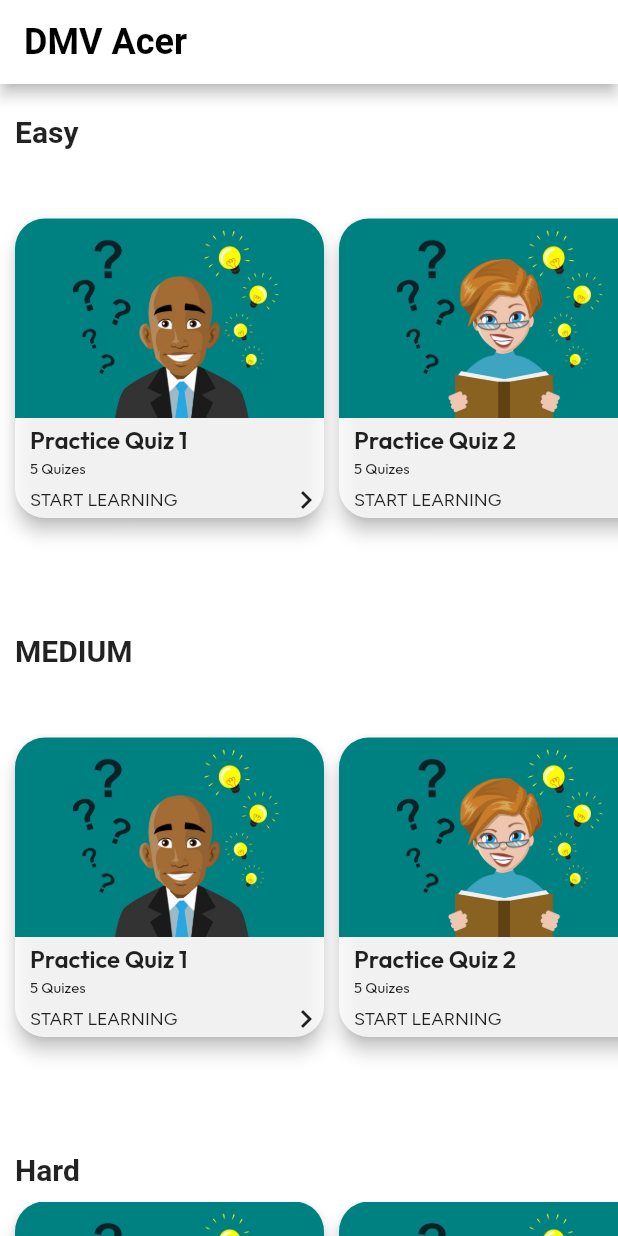
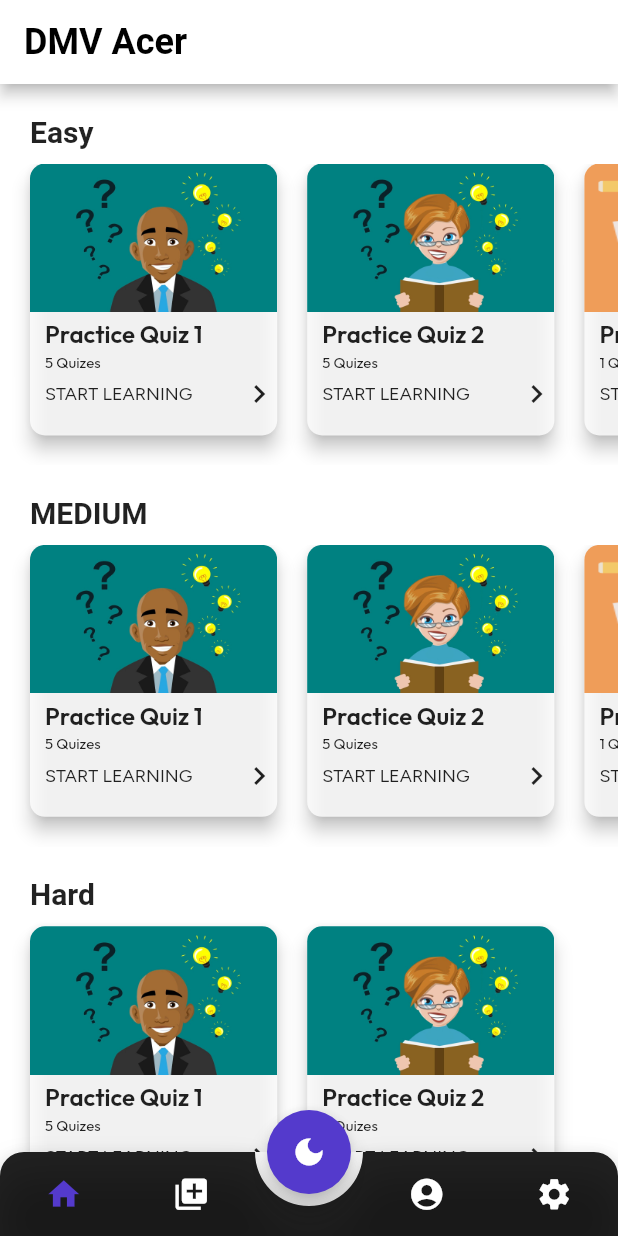
Before and after one commit to MJI-Abir/Drive-TestPal, a Flutter app: the screen it shows after launch, on a phone screen of 412 x 824 dp. Run offline on Flutter 3.47's test engine with Material 2 defaults, Android fonts, the phone set to English and light mode, and no system bars; drawn by our look-alikes of animated_bottom_navigation_bar; our stand-ins replace awesome_snackbar_content, bloc, flutter_bloc, font_awesome_flutter, google_fonts, rflutter_alert and 1 more; Roboto replaces fonts that are missing (Barriecito).

Commit message:
bottom navigation bar done

```diff
--- a/lib/screens/question_category/models/question_category_model.dart
+++ b/lib/core/models/question_category_model.dart
@@ -1,5 +1,5 @@
 
-import '../../../core/utils/enum.dart';
+import '../utils/enum.dart';
 
 class QuestionCategoryModel{
   final String title;
--- a/lib/core/utils/constants.dart
+++ b/lib/core/utils/constants.dart
@@ -8,6 +8,7 @@ const kInactiveCardColor = Color(0x100c353b);
 const kAppBarColor = Colors.transparent;
 const kOptionDefaultColor = Colors.black12;
 const kButtonColor = Color(0xFF1C3971);
+const kActiveColor = Color(0xFF543ACC);
 
 const kBorderRadius = 10.0;
 const kLabelTextStyle = TextStyle(
@@ -60,11 +61,6 @@ const kButtonPadding = EdgeInsets.symmetric(vertical: 0.0, horizontal: 15.0);
 
 const kDefaultPadding = 10.0;
 
-const kBMITextStyle = TextStyle(
-  fontSize: 100.0,
-  fontWeight: FontWeight.bold,
-);
-
 const kBodyTextStyle = TextStyle(
   fontSize: 22.0,
 );
@@ -72,3 +68,10 @@ const kBodyTextStyle = TextStyle(
 const kDividerStyle = Divider(thickness: 2.0, color: Colors.blueGrey);
 
 const kImagePath = 'assets/images/';
+
+const kBottomNavIcons = [
+  Icons.home,
+  Icons.library_add,
+  Icons.account_circle,
+  Icons.settings,
+];
--- a/lib/screens/home/presentation/blocks/homeBloc/home_bloc.dart
+++ b/lib/screens/home/presentation/blocks/homeBloc/home_bloc.dart
@@ -13,6 +13,7 @@ part 'home_state.dart';
 class HomeBloc extends Bloc<HomeEvent, HomeState> {
   HomeBloc() : super(HomeInitial()) {
     on<HomeCardClickedEvent>(homeCardClickedEvent);
+    on<HomeInitialEvent>(homeInitialEvent);
   }
 
   FutureOr<void> homeCardClickedEvent(
@@ -22,4 +23,13 @@ class HomeBloc extends Bloc<HomeEvent, HomeState> {
     quizBrain.reset();
     emit(HomeCardSelectedState());
   }
+
+  FutureOr<void> homeInitialEvent(
+      HomeInitialEvent event, Emitter<HomeState> emit) async {
+    emit(HomeLoadingState());
+    await Future.delayed(
+      const Duration(seconds: 2),
+    );
+    emit(HomeLoadingSuccessState());
+  }
 }
--- a/lib/screens/home/presentation/blocks/homeBloc/home_event.dart
+++ b/lib/screens/home/presentation/blocks/homeBloc/home_event.dart
@@ -3,6 +3,8 @@ part of 'home_bloc.dart';
 @immutable
 sealed class HomeEvent {}
 
+
+class HomeInitialEvent extends HomeEvent{}
 class HomeCardClickedEvent extends HomeEvent{
   final HomeQuizCard clickedCard;
   HomeCardClickedEvent(this.clickedCard);
--- a/lib/screens/home/presentation/screens/home.dart
+++ b/lib/screens/home/presentation/screens/home.dart
@@ -1,4 +1,5 @@
 // ignore_for_file: public_member_api_docs, sort_constructors_first
+import 'package:animated_bottom_navigation_bar/animated_bottom_navigation_bar.dart';
 import 'package:drive_test_pal/core/data/question_data.dart';
 import 'package:drive_test_pal/core/utils/app_routes.dart';
 import 'package:drive_test_pal/core/utils/enum.dart';
@@ -22,6 +23,13 @@ class Home extends StatefulWidget {
 }
 
 class _HomeState extends State<Home> {
+  int activeIndex = 0;
+  @override
+  void initState() {
+    homeBloc.add(HomeInitialEvent());
+    super.initState();
+  }
+
   List<PracticeQuestion> easyQuestions = QuestionData.questionBank
       .where((question) => question.difficultyEnum == DifficultyEnum.easy)
       .toList();
@@ -33,6 +41,12 @@ class _HomeState extends State<Home> {
       .toList();
   @override
   Widget build(BuildContext context) {
+    void onTap(int index) {
+      setState(() {
+        activeIndex = index;
+      });
+    }
+
     return BlocConsumer<HomeBloc, HomeState>(
       bloc: homeBloc,
       listenWhen: (previous, current) => current is HomeActionState,
@@ -43,6 +57,14 @@ class _HomeState extends State<Home> {
         }
       },
       builder: (context, state) {
+        switch (state.runtimeType) {
+          case HomeLoadingState:
+            return const Scaffold(
+              body: Center(
+                child: CircularProgressIndicator(),
+              ),
+            );
+          case HomeLoadingSuccessState:
             return Scaffold(
               appBar: AppBar(
                 backgroundColor: kAppThemeColor,
@@ -53,6 +75,26 @@ class _HomeState extends State<Home> {
                       color: Colors.black,
                       fontWeight: FontWeight.w600),
                 ),
+              ),
+              floatingActionButton: const FloatingActionButton(
+                onPressed: null,
+                backgroundColor: kActiveColor,
+                child: Icon(Icons.dark_mode),
+              ),
+              floatingActionButtonLocation:
+                  FloatingActionButtonLocation.centerDocked,
+              bottomNavigationBar: AnimatedBottomNavigationBar(
+                icons: kBottomNavIcons,
+                backgroundColor: Colors.black87,
+                inactiveColor: Colors.white,
+                activeColor: kActiveColor,
+                leftCornerRadius: 16,
+                rightCornerRadius: 16,
+                iconSize: 25,
+                gapLocation: GapLocation.center,
+                activeIndex: activeIndex,
+                notchSmoothness: NotchSmoothness.softEdge,
+                onTap: onTap,
               ),
               body: SingleChildScrollView(
                 physics: const AlwaysScrollableScrollPhysics(),
@@ -87,6 +129,9 @@ class _HomeState extends State<Home> {
                 ),
               ),
             );
+          default:
+            return const SizedBox();
+        }
       },
     );
   }
--- a/lib/screens/home/widgets/home_quiz_card.dart
+++ b/lib/screens/home/widgets/home_quiz_card.dart
@@ -24,12 +24,12 @@ class HomeQuizCard extends StatelessWidget {
   Widget build(BuildContext context) {
     return Padding(
       padding: const EdgeInsets.only(
-        left: kDefaultPadding,
-        // right: kDefaultPadding,
+        left: kDefaultPadding*2,
+        // right: kDefaultPadding*2,
       ),
       child: SizedBox(
-        width: MediaQuery.of(context).size.width * .50,
-        // height: MediaQuery.of(context).size.height * .30,
+        width: MediaQuery.of(context).size.width * .40,
+        height: MediaQuery.of(context).size.height * .22,
         child: GestureDetector(
           onTap: () {
             homeBloc.add(
@@ -40,7 +40,7 @@ class HomeQuizCard extends StatelessWidget {
             elevation: 5,
             margin: EdgeInsets.zero,
             shape: RoundedRectangleBorder(
-              borderRadius: BorderRadius.circular(kBorderRadius * 2),
+              borderRadius: BorderRadius.circular(kBorderRadius),
             ),
             clipBehavior: Clip.antiAlias,
             color: kAppThemeColor.withOpacity(0.8),
@@ -48,6 +48,8 @@ class HomeQuizCard extends StatelessWidget {
               children: [
                 Image(
                   image: AssetImage(imageUrl),
+                  width: MediaQuery.of(context).size.width * .4,
+                  height: MediaQuery.of(context).size.height * .12,
                   fit: BoxFit.fill,
                 ),
                 const SizedBox(
--- a/lib/screens/home/widgets/test_headline_widget.dart
+++ b/lib/screens/home/widgets/test_headline_widget.dart
@@ -14,7 +14,7 @@ class TestHeadlineWidget extends StatelessWidget {
   Widget build(BuildContext context) {
     return Padding(
       padding: const EdgeInsets.only(
-          top: kDefaultPadding * 2, left: kDefaultPadding),
+          top: kDefaultPadding * 2, left: kDefaultPadding*2),
       child: Text(
         difficulty,
         style: GoogleFonts.aBeeZee(
--- a/lib/screens/question_category/presentation/blocs/question_category/question_category_bloc.dart
+++ b/lib/screens/question_category/presentation/blocs/question_category/question_category_bloc.dart
@@ -3,7 +3,7 @@ import 'dart:async';
 import 'package:bloc/bloc.dart';
 import 'package:drive_test_pal/core/data/question_type_data.dart';
 import 'package:drive_test_pal/core/utils/enum.dart';
-import 'package:drive_test_pal/screens/question_category/models/question_category_model.dart';
+import 'package:drive_test_pal/core/models/question_category_model.dart';
 import 'package:drive_test_pal/screens/question_category/presentation/pages/question_category_screen.dart';
 import 'package:meta/meta.dart';
 
--- a/lib/screens/question_category/widgets/question_category_tile.dart
+++ b/lib/screens/question_category/widgets/question_category_tile.dart
@@ -1,5 +1,5 @@
 import 'package:drive_test_pal/screens/practice_screen/practice_question_brain.dart';
-import 'package:drive_test_pal/screens/question_category/models/question_category_model.dart';
+import 'package:drive_test_pal/core/models/question_category_model.dart';
 import 'package:drive_test_pal/screens/question_category/presentation/blocs/question_category/question_category_bloc.dart';
 import 'package:flutter/material.dart';
 import 'package:font_awesome_flutter/font_awesome_flutter.dart';
--- a/lib/screens/quiz/presentation/pages/quiz.dart
+++ b/lib/screens/quiz/presentation/pages/quiz.dart
@@ -56,6 +56,7 @@ class _QuizState extends State<Quiz> {
           //   ..hideCurrentMaterialBanner()
           //   ..showMaterialBanner(materialBanner);
           final snackBar = SnackBar(
+              duration: const Duration(seconds: 2),
               behavior: SnackBarBehavior.floating,
               elevation: 0,
               backgroundColor: Colors.white,
--- a/pubspec.yaml
+++ b/pubspec.yaml
@@ -17,6 +17,7 @@ dependencies:
   http: ^1.1.0
   awesome_snackbar_content: ^0.1.3
   simple_circular_progress_bar: ^1.0.2
+  animated_bottom_navigation_bar: ^1.2.0
 
 
 dev_dependencies:
```
Also changed, not shown: lib/screens/quiz/presentation/pages/quiz_result.dart (+5 -6 lines), pubspec.lock. Lines whose indentation alone changed are shown as unchanged.
